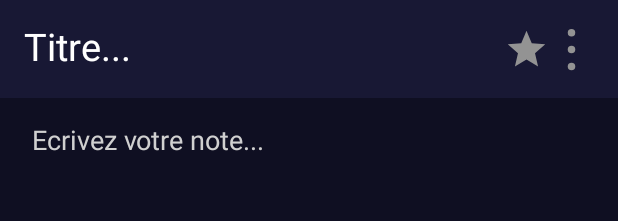
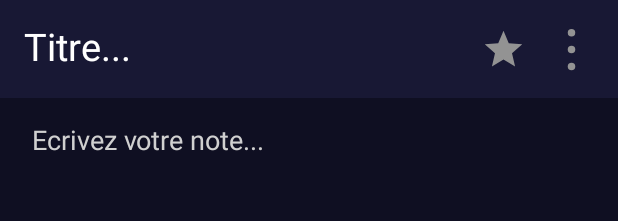
Before and after one commit to NewGlace/Notes-for-Dummies, an Android app: the layout activity_note.xml on its own in the app's theme, with its tools: preview values and no code run, on a phone screen of 412 x 824 dp. Shown: the top 221 px of the screen. Run offline under Robolectric (Android 15) with nearby library versions, the phone set to English and light mode, and no system bars; plain views replace PreviewView.

```diff
--- a/app/src/main/res/layout/activity_note.xml
+++ b/app/src/main/res/layout/activity_note.xml
@@ -24,6 +24,13 @@
         app:layout_constraintStart_toStartOf="parent"
         app:layout_constraintTop_toTopOf="parent"/>
 
+    <Space
+        android:id="@+id/space11"
+        android:layout_width="15dp"
+        android:layout_height="0dp"
+        app:layout_constraintEnd_toStartOf="@+id/options"
+        app:layout_constraintTop_toTopOf="parent"/>
+
     <EditText
         android:id="@+id/note_title"
         android:layout_width="300dp"
@@ -46,8 +53,8 @@
         android:layout_height="30dp"
         android:src="@drawable/favorite"
         app:layout_constraintBottom_toBottomOf="@id/note_title"
-        app:layout_constraintEnd_toStartOf="@id/options"
-        app:layout_constraintTop_toTopOf="@+id/note_title" />
+        app:layout_constraintEnd_toStartOf="@id/space11"
+        app:layout_constraintTop_toTopOf="@id/note_title" />
 
     <ImageView
         android:id="@+id/options"
@@ -56,7 +63,7 @@
         android:background="@drawable/options"
         app:layout_constraintBottom_toBottomOf="@id/note_title"
         app:layout_constraintEnd_toEndOf="@id/space"
-        app:layout_constraintTop_toTopOf="@+id/note_title" />
+        app:layout_constraintTop_toTopOf="@id/note_title" />
 
     <Space
         android:id="@+id/space4"
```
Also changed, not shown: app/src/main/java/fr/newglace/notedesnazes/Styles/Dialog/OptionNote.java (+18 -6 lines).
